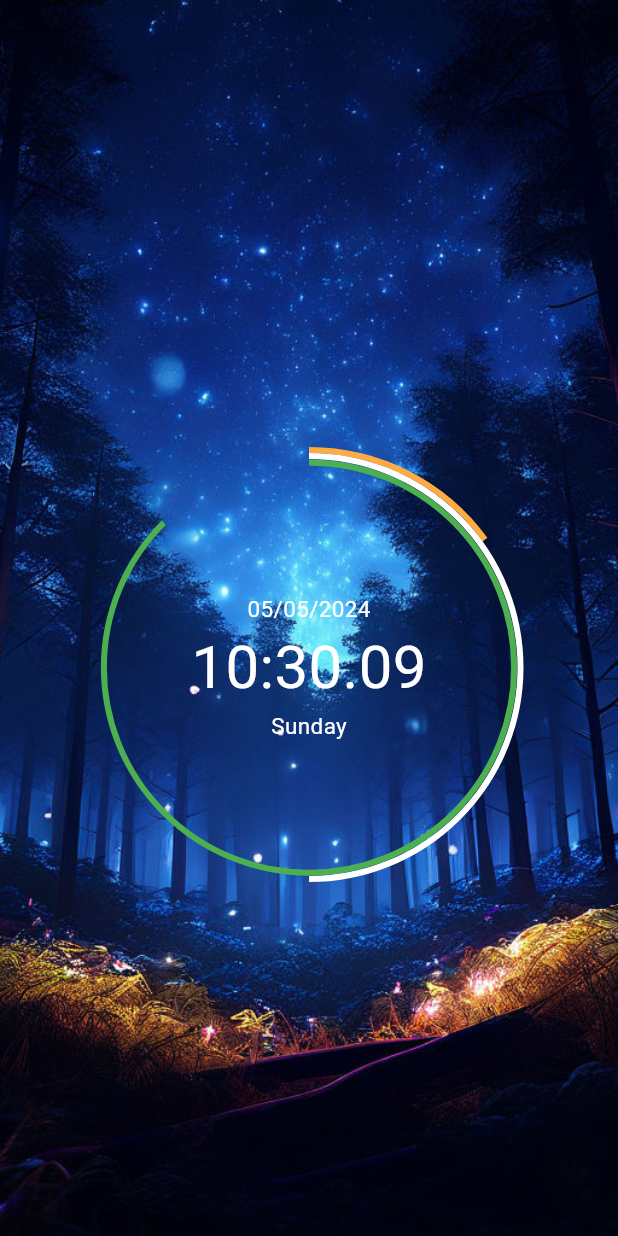
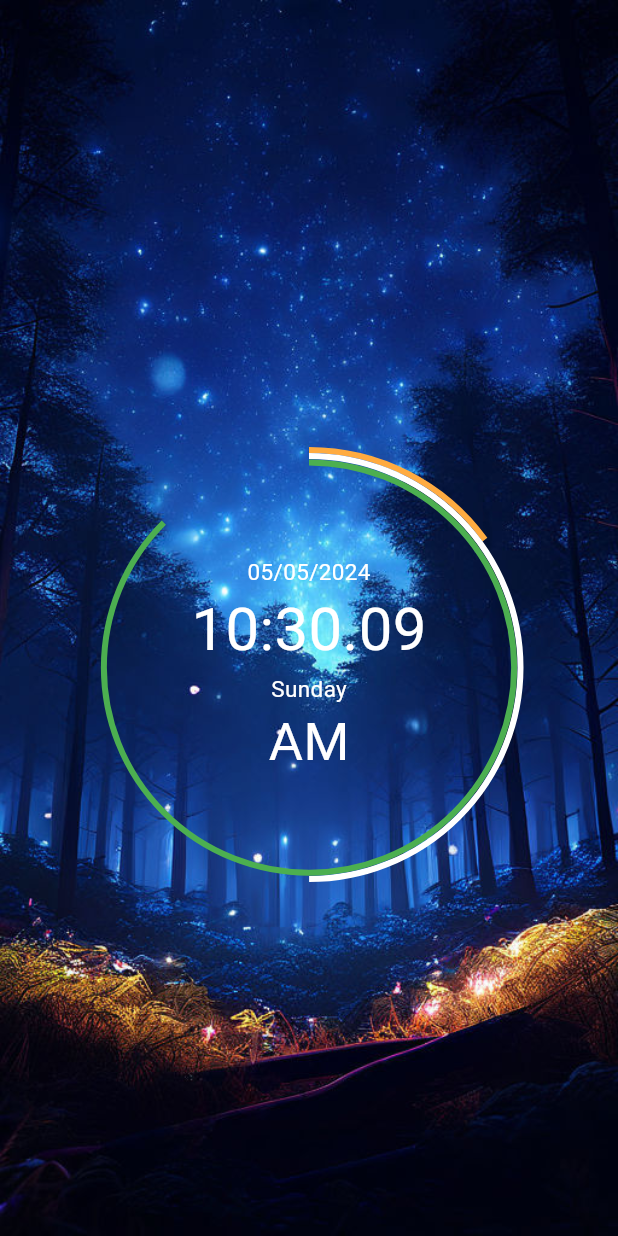
Before and after one commit to Prafulpatnecha/digital_clock, a Flutter app: the SmartClock screen opened by its route, on a phone screen of 412 x 824 dp. Run offline on Flutter 3.47's test engine with Material 3 defaults, Android fonts, the phone set to English and light mode, and no system bars.

Commit message:
04-05-24

```diff
--- a/lib/home/smart_clock/clocksmart.dart
+++ b/lib/home/smart_clock/clocksmart.dart
@@ -154,6 +154,11 @@ class _SmartClockState extends State<SmartClock> {
                           style: const TextStyle(
                               fontSize: 15, color: Colors.white),
                         ),
+                        Text(
+                          (datetime.hour>=12)?pm:am,
+                          style: const TextStyle(
+                              fontSize: 35, color: Colors.white),
+                        ),
                       ],
                     ),
                   ],
--- a/lib/home/smartarrow/arrow.dart
+++ b/lib/home/smartarrow/arrow.dart
@@ -17,7 +17,8 @@ class _SmartArrowState extends State<SmartArrow> {
   Widget build(BuildContext context) {
                       // setState(() {
                       // });
-    Timer.periodic(const Duration(seconds: 1), (timer) {
+    Timer.periodic(const Duration(seconds: 1), (timer)
+    {
       setState(() {
         //TODO USE NUMBER SHOW arrownum=1;
         datetime = DateTime.now();
@@ -102,7 +103,8 @@ class _SmartArrowState extends State<SmartArrow> {
                       height: 10,
                       width: 10,
                       decoration: const BoxDecoration(
-                          color: Colors.red, shape: BoxShape.circle),
+                          color: Colors.red, shape: BoxShape.circle
+                      ),
                     ),
                   ],
                 ),
```
